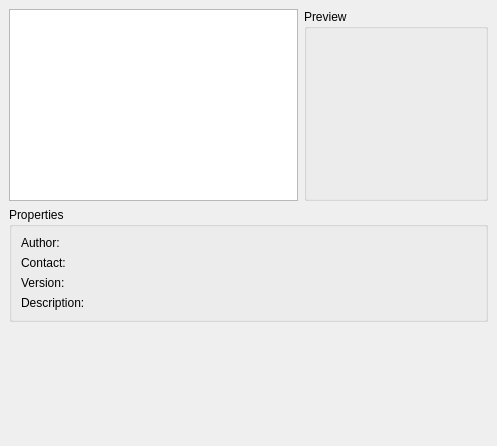
Old version of the form kmahjonggtilesetselector.ui in the repository KDE/libkmahjongg.
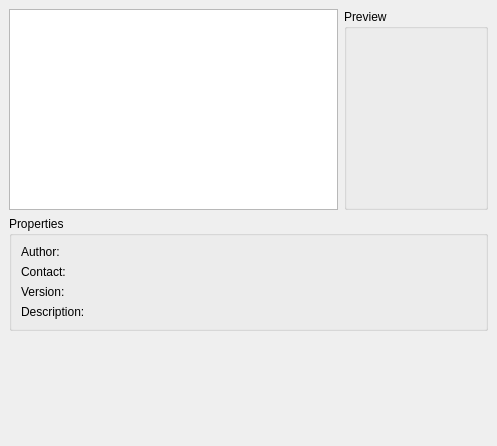
New version of the form.

Commit message: Improve calculation of tile preview dimensions.

```diff
--- a/kmahjonggtilesetselector.ui
+++ b/kmahjonggtilesetselector.ui
@@ -53,16 +53,16 @@
          <widget class="QLabel" native="1" name="tilesetPreview" >
           <property name="sizePolicy" >
            <sizepolicy>
-            <hsizetype>0</hsizetype>
-            <vsizetype>0</vsizetype>
+            <hsizetype>5</hsizetype>
+            <vsizetype>5</vsizetype>
             <horstretch>0</horstretch>
             <verstretch>0</verstretch>
            </sizepolicy>
           </property>
           <property name="minimumSize" >
            <size>
-            <width>160</width>
-            <height>120</height>
+            <width>120</width>
+            <height>160</height>
            </size>
           </property>
          </widget>
@@ -77,7 +77,7 @@
      <property name="title" >
       <string>Properties</string>
      </property>
-     <layout class="QVBoxLayout" >
+     <layout class="QHBoxLayout" >
       <property name="margin" >
        <number>9</number>
       </property>
@@ -85,69 +85,79 @@
        <number>6</number>
       </property>
       <item>
-       <layout class="QGridLayout" >
+       <layout class="QVBoxLayout" >
         <property name="margin" >
          <number>0</number>
         </property>
         <property name="spacing" >
          <number>6</number>
         </property>
-        <item row="2" column="0" >
-         <widget class="QLabel" name="labelVersion" >
-          <property name="text" >
-           <string>Version:</string>
-          </property>
-         </widget>
-        </item>
-        <item row="0" column="0" >
+        <item>
          <widget class="QLabel" name="labelAuthor" >
           <property name="text" >
            <string>Author:</string>
           </property>
          </widget>
         </item>
-        <item row="1" column="0" >
+        <item>
          <widget class="QLabel" name="labelContact" >
           <property name="text" >
            <string>Contact:</string>
           </property>
          </widget>
         </item>
-        <item row="2" column="1" >
-         <widget class="QLabel" name="tilesetVersion" >
+        <item>
+         <widget class="QLabel" name="labelVersion" >
           <property name="text" >
-           <string/>
+           <string>Version:</string>
           </property>
          </widget>
         </item>
-        <item row="3" column="0" >
+        <item>
          <widget class="QLabel" name="labelDescription" >
           <property name="text" >
            <string>Description:</string>
           </property>
          </widget>
         </item>
-        <item row="3" column="1" >
-         <widget class="QLabel" name="tilesetDescription" >
-          <property name="text" >
-           <string/>
-          </property>
-         </widget>
-        </item>
-        <item row="1" column="1" >
-         <widget class="QLabel" name="tilesetContact" >
-          <property name="text" >
-           <string/>
-          </property>
-         </widget>
-        </item>
-        <item row="0" column="1" >
+       </layout>
+      </item>
+      <item>
+       <layout class="QVBoxLayout" >
+        <property name="margin" >
+         <number>0</number>
+        </property>
+        <property name="spacing" >
+         <number>6</number>
+        </property>
+        <item>
          <widget class="QLabel" name="tilesetAuthor" >
           <property name="text" >
            <string/>
           </property>
          </widget>
         </item>
+        <item>
+         <widget class="QLabel" name="tilesetContact" >
+          <property name="text" >
+           <string/>
+          </property>
+         </widget>
+        </item>
+        <item>
+         <widget class="QLabel" name="tilesetVersion" >
+          <property name="text" >
+           <string/>
+          </property>
+         </widget>
+        </item>
+        <item>
+         <widget class="QLabel" name="tilesetDescription" >
+          <property name="text" >
+           <string/>
+          </property>
+         </widget>
+        </item>
        </layout>
       </item>
      </layout>
```
Left out of the diff: 2 changed lines with no effect on the pictures. The commit also changes 1 other file.
